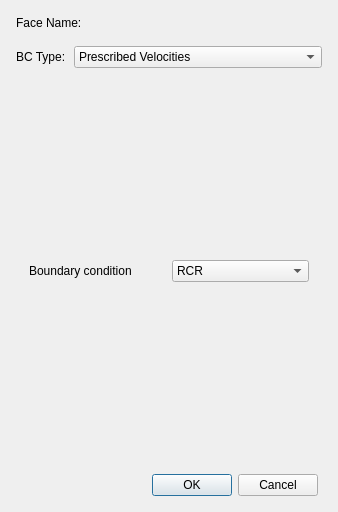
SimVascular/SimVascular, file Code/Source/sv4gui/Plugins/org.sv.gui.qt.simulation/sv4gui_CapBCWidget.ui: the form before one commit.
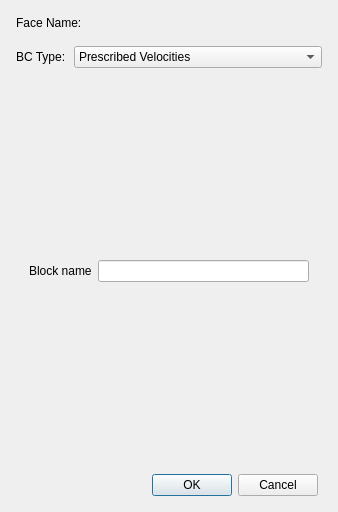
The form after the commit.

```diff
--- a/Code/Source/sv4gui/Plugins/org.sv.gui.qt.simulation/sv4gui_CapBCWidget.ui
+++ b/Code/Source/sv4gui/Plugins/org.sv.gui.qt.simulation/sv4gui_CapBCWidget.ui
@@ -451,23 +451,12 @@
              <item>
               <widget class="QLabel" name="BcTypeLpm_type_label">
                <property name="text">
-                <string>Boundary condition</string>
+                <string>Block name</string>
                </property>
               </widget>
              </item>
              <item>
-              <widget class="QComboBox" name="BcTypeLpm_bc_type">
-               <item>
-                <property name="text">
-                 <string>RCR</string>
-                </property>
-               </item>
-               <item>
-                <property name="text">
-                 <string>RESISTANCE</string>
-                </property>
-               </item>
-              </widget>
+              <widget class="QLineEdit" name="BcTypeLpm_block_name"/>
              </item>
             </layout>
            </widget>
```
Left out of the diff: 2 changed lines with no effect on the pictures.
